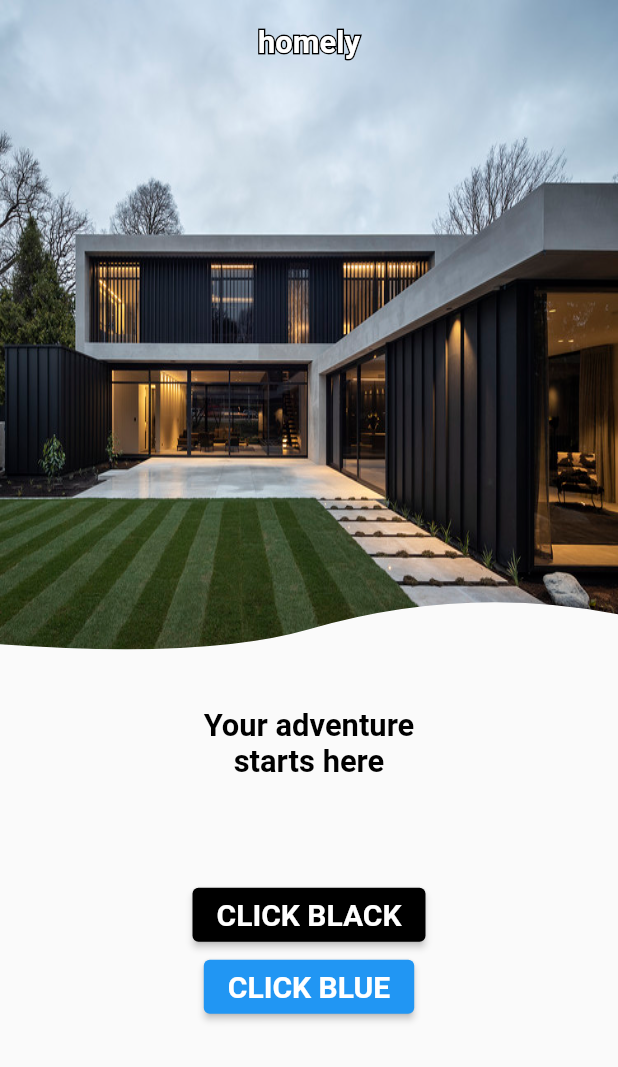
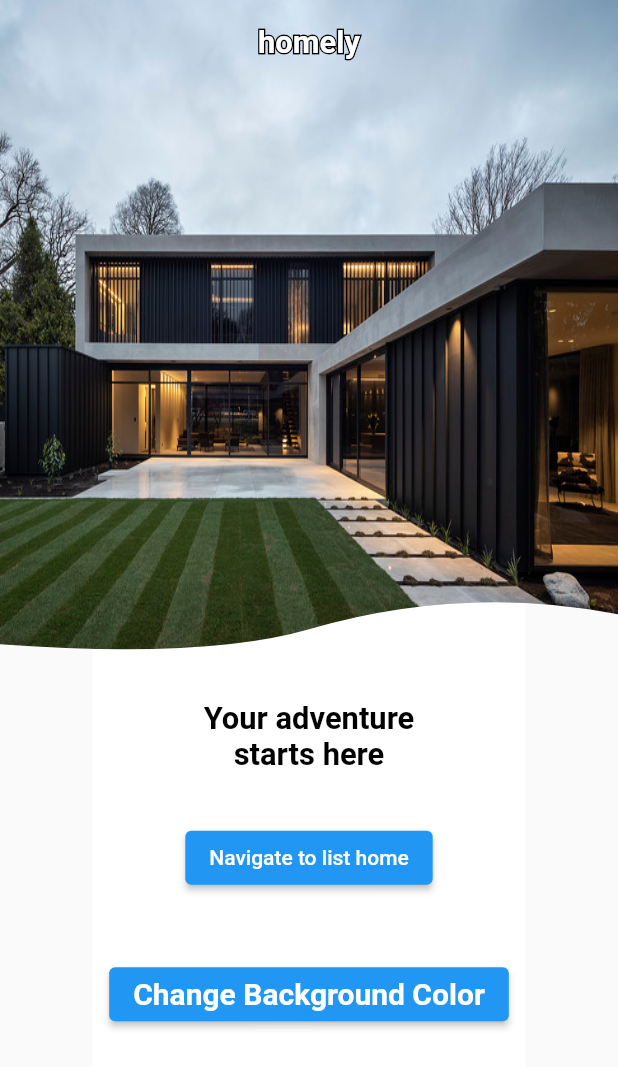
Before and after one commit to mlatifr/projek_akhir_flutter_pemula_dicoding, a Flutter app: the screen it shows after launch, on a phone screen of 412 x 824 dp. Shown: the top 1067 px of the screen. Run offline on Flutter 3.47's test engine with Material 2 defaults, Android fonts, the phone set to English and light mode, and no system bars; our stand-ins replace flutter_custom_clippers.

Commit message:
Revisi 1

```diff
--- a/lib/view/home_screen.dart
+++ b/lib/view/home_screen.dart
@@ -3,10 +3,13 @@ import 'package:flutter_custom_clippers/flutter_custom_clippers.dart';
 
 import 'catalog_homes_for_sale.dart';
 
-class HomeScreen extends StatelessWidget {
-  const HomeScreen({
-    Key? key,
-  }) : super(key: key);
+class HomeScreen extends StatefulWidget {
+  @override
+  State<HomeScreen> createState() => _HomeScreenState();
+}
+
+class _HomeScreenState extends State<HomeScreen> {
+  Color _backgroundColor = Colors.white;
 
   @override
   Widget build(BuildContext context) {
@@ -30,7 +33,7 @@ class HomeScreen extends StatelessWidget {
               height: _screenHeight / 2 + (_screenHeight * 0.2),
               // color: Colors.green,
               child: Container(
-                // color: Colors.amber,
+                color: _backgroundColor,
                 margin: EdgeInsets.only(top: _screenHeight * .1),
                 child: Column(
                   mainAxisAlignment: MainAxisAlignment.center,
@@ -48,39 +51,44 @@ class HomeScreen extends StatelessWidget {
                       ),
                     ),
                     SizedBox(
-                      height: _screenHeight * .08,
+                      height: _screenHeight * .04,
                     ),
                     ElevatedButton(
                       onPressed: () {
-                        var appBarColor = Colors.black;
+                        setState(() {
                           Navigator.push(context,
                               MaterialPageRoute(builder: (context) {
-                          return CatalogHomesForSale(
-                            changeColor: appBarColor,
-                          );
+                            return const CatalogHomesForSale();
                           }));
+                        });
                       },
-                      child: const Text("CLICK BLACK"),
-                      style: ElevatedButton.styleFrom(
-                          primary: Colors.black,
-                          textStyle: const TextStyle(
-                              fontSize: 20, fontWeight: FontWeight.bold)),
+                      child: const Text("Navigate to list home"),
+                      // style: ElevatedButton.styleFrom(
+                      //     primary: Colors.black,
+                      //     textStyle: const TextStyle(
+                      //         fontSize: 20, fontWeight: FontWeight.bold)),
                     ),
-                    ElevatedButton(
+                    SizedBox(
+                      height: _screenHeight * .04,
+                    ),
+                    Container(
+                      padding: const EdgeInsets.only(top: 10),
+                      child: ElevatedButton(
                         onPressed: () {
-                        var appBarColor = Colors.blue;
-                        Navigator.push(context,
-                            MaterialPageRoute(builder: (context) {
-                          return CatalogHomesForSale(
-                            changeColor: appBarColor,
-                          );
-                        }));
+                          setState(() {
+                            if (_backgroundColor == Colors.lightGreenAccent) {
+                              _backgroundColor = Colors.white;
+                            } else {
+                              _backgroundColor = Colors.lightGreenAccent;
+                            }
+                          });
                         },
-                      child: const Text("CLICK BLUE"),
+                        child: const Text("Change Background Color"),
                         style: ElevatedButton.styleFrom(
                             primary: Colors.blue,
                             textStyle: const TextStyle(
                                 fontSize: 20, fontWeight: FontWeight.bold)),
+                      ),
                     ),
                   ],
                 ),
--- a/pubspec.yaml
+++ b/pubspec.yaml
@@ -18,7 +18,7 @@ publish_to: 'none' # Remove this line if you wish to publish to pub.dev
 version: 1.0.0+1
 
 environment:
-  sdk: ">=2.16.0 <3.0.0"
+  sdk: ">=2.16.0 <=3.3.5"
 
 # Dependencies specify other packages that your package needs in order to work.
 # To automatically upgrade your package dependencies to the latest versions
```
Also changed, not shown: lib/view/catalog_homes_for_sale.dart (+5 -12 lines). Lines whose indentation alone changed are shown as unchanged.
